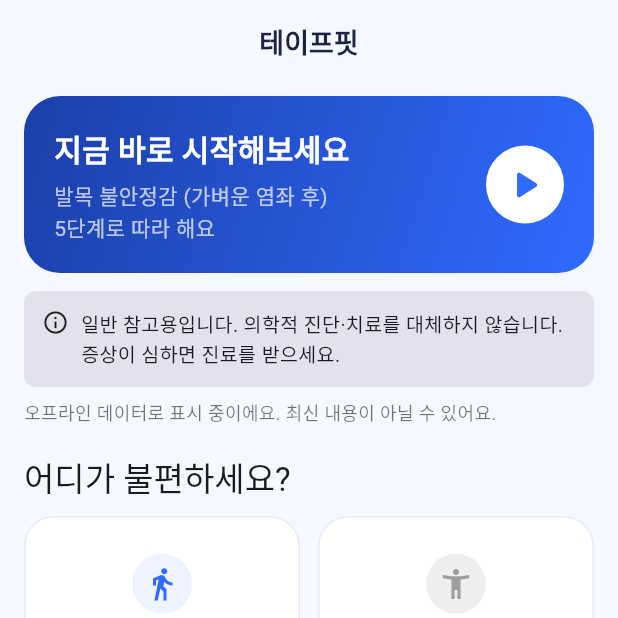
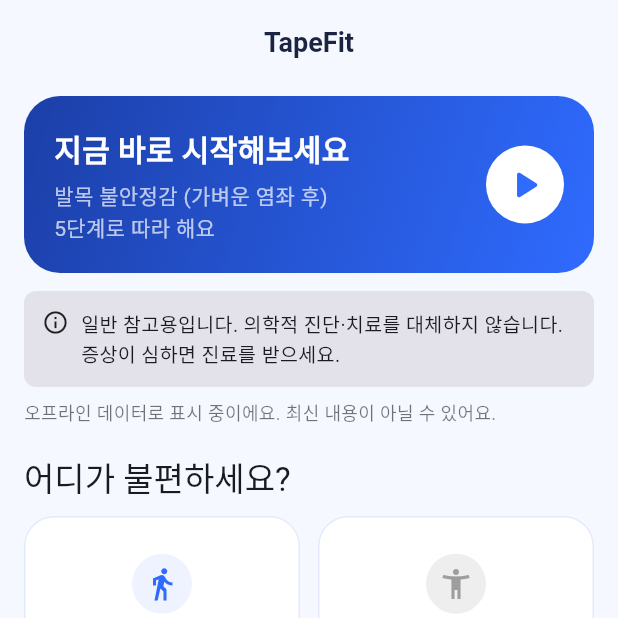
Before and after one commit to sumin1458/TapeFit, a Flutter app: the screen it shows after launch, on a phone screen of 412 x 824 dp, the top half of it. Run offline on Flutter 3.47's test engine with Material 3 defaults, Android fonts, the phone set to English and light mode, and no system bars; our stand-ins replace cloud_firestore, firebase_auth, firebase_core, flutter_riverpod, go_router; accounts and stored records are empty.

Commit message:
ui: app title TapeFit
Co-authored-by: Copilot App <223556219+Copilot@users.noreply.github.com>

```diff
--- a/lib/main.dart
+++ b/lib/main.dart
@@ -42,7 +42,7 @@ class TapeFitApp extends StatelessWidget {
   @override
   Widget build(BuildContext context) {
     return MaterialApp.router(
-      title: '테이프핏',
+      title: 'TapeFit',
       debugShowCheckedModeBanner: false,
       theme: buildTheme(),
       routerConfig: appRouter,
--- a/lib/presentation/home/home_screen.dart
+++ b/lib/presentation/home/home_screen.dart
@@ -23,7 +23,7 @@ class HomeScreen extends ConsumerWidget {
   Widget build(BuildContext context, WidgetRef ref) {
     final catalog = ref.watch(catalogProvider);
     return Scaffold(
-      appBar: AppBar(title: const Text('테이프핏')),
+      appBar: AppBar(title: const Text('TapeFit')),
       bottomNavigationBar: const TapeFitNavBar(index: 0),
       body: catalog.when(
         loading: () => const Center(child: CircularProgressIndicator()),
```
